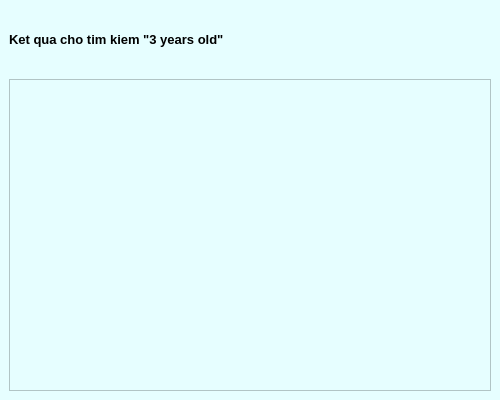
First picture: the form in ui/search.ui, repository chaunamthong2015-ui/PTA39-SPCK, before the edit.
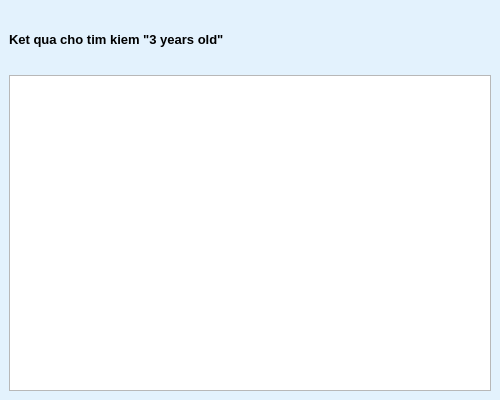
Second picture: the form after the edit.

```diff
--- a/ui/search.ui
+++ b/ui/search.ui
@@ -39,18 +39,12 @@
     </size>
    </property>
    <property name="styleSheet">
-    <string notr="true">background-color: #e6feff ;
-color: #000000 ;
-
+    <string notr="true">#centralwidget {
+	background: #E3F2FD
+}
 </string>
    </property>
    <layout class="QVBoxLayout" name="verticalLayout">
-    <property name="spacing">
-     <number>10</number>
-    </property>
-    <property name="sizeConstraint">
-     <enum>QLayout::SetNoConstraint</enum>
-    </property>
     <item>
      <widget class="QLabel" name="result_title">
       <property name="minimumSize">
```
